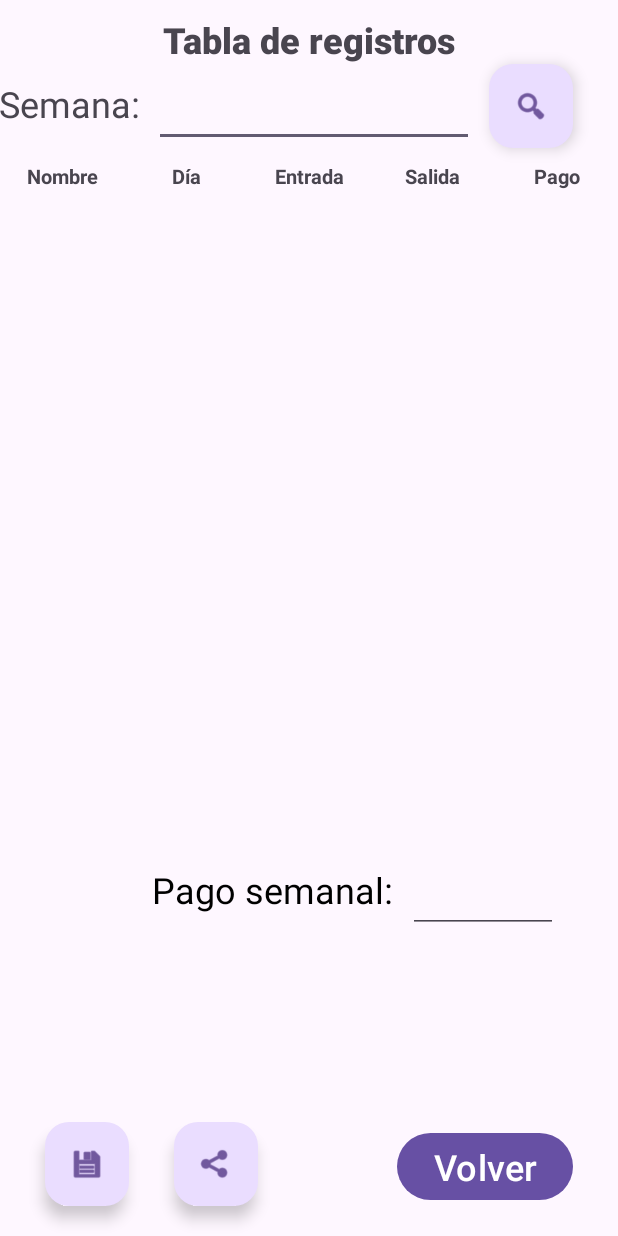
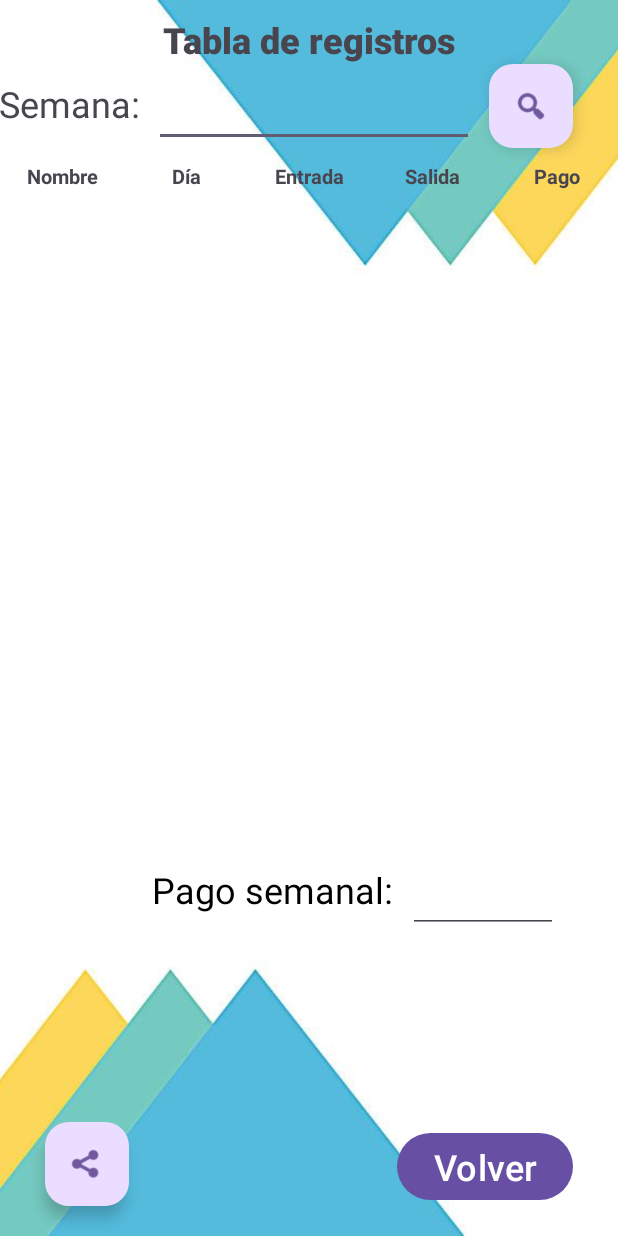
Before and after one commit to LuisMonPla/RegistroCucaJulia, an Android app: the layout activity_verhorario.xml on its own in the app's theme, with its tools: preview values and no code run, on a phone screen of 412 x 824 dp. Run offline under Robolectric (Android 15) with nearby library versions, the phone set to English and light mode, and no system bars.

Commit message:
actualizacion sin errores

```diff
--- a/app/src/main/res/layout/activity_verhorario.xml
+++ b/app/src/main/res/layout/activity_verhorario.xml
@@ -5,6 +5,19 @@
     android:layout_width="match_parent"
     android:layout_height="match_parent"
     tools:context=".Verhorario">
+
+    <ImageView
+        android:id="@+id/imageView"
+        android:layout_width="match_parent"
+        android:layout_height="match_parent"
+        android:gravity="top|center"
+        android:scaleType="centerCrop"
+        android:scaleX="1"
+        android:scaleY="1"
+        android:src="@drawable/wallpaper3"
+        app:layout_constraintTop_toTopOf="parent"
+        tools:layout_editor_absoluteX="0dp">
+    </ImageView>
 
     <TextView
         android:id="@+id/textView24"
@@ -63,17 +76,6 @@
         app:layout_constraintEnd_toEndOf="parent"
         app:layout_constraintTop_toBottomOf="@+id/textView13"
         app:srcCompat="@android:drawable/ic_menu_search" />
-
-    <com.google.android.material.floatingactionbutton.FloatingActionButton
-        android:id="@+id/btnguardararch"
-        android:layout_width="wrap_content"
-        android:layout_height="wrap_content"
-        android:layout_marginStart="30dp"
-        android:layout_marginBottom="20dp"
-        android:clickable="true"
-        app:layout_constraintBottom_toBottomOf="parent"
-        app:layout_constraintStart_toStartOf="parent"
-        app:srcCompat="@android:drawable/ic_menu_save" />
 
     <Button
         android:id="@+id/btnvolvera3"
@@ -167,7 +169,7 @@
         android:layout_marginBottom="20dp"
         android:clickable="true"
         app:layout_constraintBottom_toBottomOf="parent"
-        app:layout_constraintStart_toEndOf="@+id/btnguardararch"
+        app:layout_constraintStart_toStartOf="parent"
         app:srcCompat="@android:drawable/ic_menu_share" />
 
     <androidx.recyclerview.widget.RecyclerView
```
Also changed, not shown: app/src/main/java/com/example/registrocucajulia/Adaptador.kt (+10 -5 lines), app/src/main/java/com/example/registrocucajulia/Verhorario.kt (+17 -12 lines), app/src/main/res/layout/activity_agregarempleado.xml (+13 -12 lines), app/src/main/res/layout/activity_modificarempleado.xml (+13 -12 lines).
